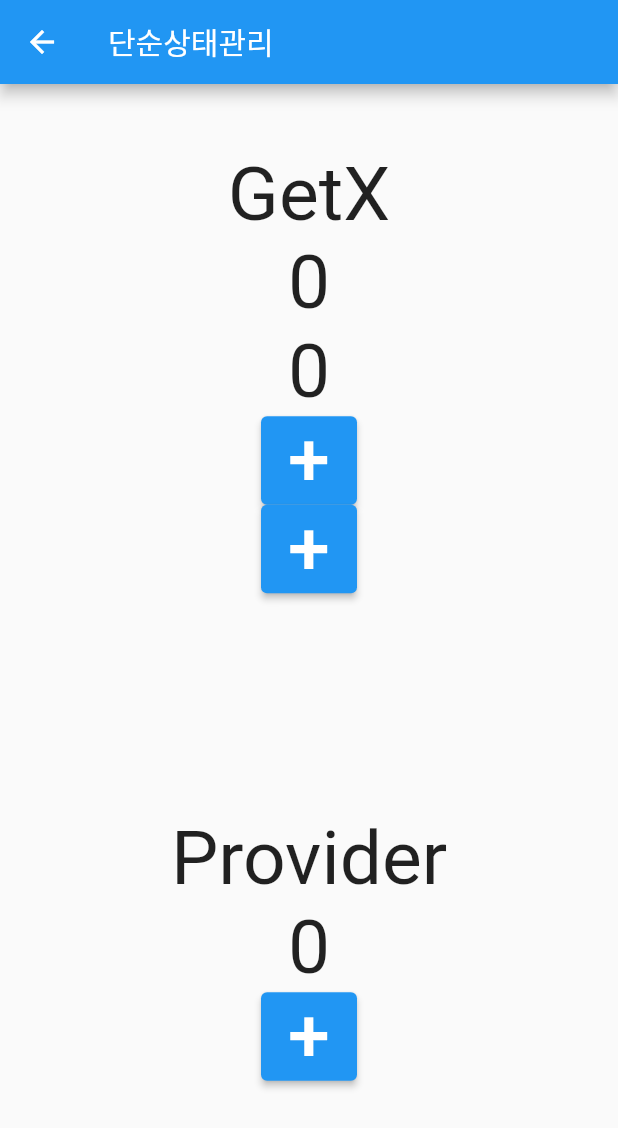
After one commit to Heungjun/flutter_get_x, a Flutter app: the screen it shows after launch, after a tap on "단순상태관리", on a phone screen of 412 x 824 dp. The commit adds this screen. Shown: the top 1128 px of the screen. Run offline on Flutter 3.47's test engine with Material 2 defaults, Android fonts, the phone set to English and light mode, and no system bars; our stand-ins replace get.

Commit message:
단순 상태관리

```diff
--- /dev/null
+++ b/lib/src/controller/count_controller_with_get_x.dart
@@ -0,0 +1,9 @@
+import 'package:get/get.dart';
+
+class CountControllerWithGetX extends GetxController {
+  int count = 0;
+  void inCrease(String id) {
+    count++;
+    update([id]);
+  }
+}
--- /dev/null
+++ b/lib/src/controller/count_controller_with_provider.dart
@@ -0,0 +1,9 @@
+import 'package:flutter/material.dart';
+
+class CountControllerWithProvider extends ChangeNotifier {
+  int count = 0;
+  void inCrease() {
+    count++;
+    notifyListeners();
+  }
+}
--- a/lib/src/home.dart
+++ b/lib/src/home.dart
@@ -1,6 +1,7 @@
 import 'package:flutter/material.dart';
 import 'package:get/get.dart';
 import 'package:get_x/src/pages/normal/first.dart';
+import 'package:get_x/src/pages/simple_state_manage/simple_state_manage_page.dart';
 
 class Home extends StatelessWidget {
   const Home({Key? key}) : super(key: key);
@@ -49,6 +50,12 @@ class Home extends StatelessWidget {
                   Get.toNamed('/user/09753?name=YHJ&age=30');
                 },
                 child: Text('동적 url')),
+            SizedBox(height: 10),
+            ElevatedButton(
+                onPressed: () {
+                  Get.to(SimpleStateManagePage());
+                },
+                child: Text('단순상태관리')),
           ],
         ),
       ),
--- /dev/null
+++ b/lib/src/pages/simple_state_manage/simple_state_manage_page.dart
@@ -0,0 +1,35 @@
+import 'package:flutter/material.dart';
+import 'package:get/get.dart';
+import 'package:get_x/src/controller/count_controller_with_get_x.dart';
+import 'package:get_x/src/controller/count_controller_with_provider.dart';
+import 'package:get_x/src/pages/simple_state_manage/with_get_x.dart';
+import 'package:get_x/src/pages/simple_state_manage/with_provider.dart';
+import 'package:provider/provider.dart';
+
+class SimpleStateManagePage extends StatelessWidget {
+  const SimpleStateManagePage({Key? key}) : super(key: key);
+
+  @override
+  Widget build(BuildContext context) {
+    Get.put(CountControllerWithGetX());
+    return Scaffold(
+      appBar: AppBar(
+        title: Text('단순상태관리'),
+      ),
+      body: Center(
+        child: Column(
+          mainAxisAlignment: MainAxisAlignment.center,
+          children: [
+            Expanded(child: WithGetX()),
+            Expanded(
+                child: ChangeNotifierProvider<CountControllerWithProvider>(
+                    create: (context) => CountControllerWithProvider(),
+                    child: WithProvider())),
+            // Text('+', style: TextStyle(fontSize: 30)),
+            // ElevatedButton(onPressed: () {}, child: Text('다음페이지 이동')),
+          ],
+        ),
+      ),
+    );
+  }
+}
--- /dev/null
+++ b/lib/src/pages/simple_state_manage/with_get_x.dart
@@ -0,0 +1,35 @@
+import 'package:flutter/material.dart';
+import 'package:get/get.dart';
+import 'package:get_x/src/controller/count_controller_with_get_x.dart';
+
+class WithGetX extends StatelessWidget {
+  const WithGetX({Key? key}) : super(key: key);
+
+  Widget _button(String id) {
+    return ElevatedButton(
+        onPressed: () => Get.find<CountControllerWithGetX>().inCrease(id),
+        child: Text('+', style: TextStyle(fontSize: 50)));
+  }
+
+  @override
+  Widget build(BuildContext context) {
+    return Center(
+      child: Column(
+        mainAxisAlignment: MainAxisAlignment.center,
+        children: [
+          Text('GetX', style: TextStyle(fontSize: 50)),
+          GetBuilder<CountControllerWithGetX>(
+              id: 'first',
+              builder: (controller) =>
+                  Text('${controller.count}', style: TextStyle(fontSize: 50))),
+          GetBuilder<CountControllerWithGetX>(
+              id: 'second',
+              builder: (controller) =>
+                  Text('${controller.count}', style: TextStyle(fontSize: 50))),
+          _button('first'),
+          _button('second'),
+        ],
+      ),
+    );
+  }
+}
--- /dev/null
+++ b/lib/src/pages/simple_state_manage/with_provider.dart
@@ -0,0 +1,28 @@
+import 'package:flutter/material.dart';
+import 'package:get_x/src/controller/count_controller_with_provider.dart';
+import 'package:provider/provider.dart';
+
+class WithProvider extends StatelessWidget {
+  const WithProvider({Key? key}) : super(key: key);
+
+  @override
+  Widget build(BuildContext context) {
+    return Center(
+      child: Column(
+        mainAxisAlignment: MainAxisAlignment.center,
+        children: [
+          Text('Provider', style: TextStyle(fontSize: 50)),
+          Consumer<CountControllerWithProvider>(
+              builder: (context, value, child) =>
+                  Text('${value.count}', style: TextStyle(fontSize: 50))),
+          ElevatedButton(
+              onPressed: () {
+                Provider.of<CountControllerWithProvider>(context, listen: false)
+                    .inCrease();
+              },
+              child: Text('+', style: TextStyle(fontSize: 50))),
+        ],
+      ),
+    );
+  }
+}
--- a/pubspec.yaml
+++ b/pubspec.yaml
@@ -29,6 +29,7 @@ dependencies:
   # Use with the CupertinoIcons class for iOS style icons.
   cupertino_icons: ^1.0.2
   get: ^4.1.4
+  provider: ^5.0.0
 
 dev_dependencies:
   flutter_test:
```
Also changed, not shown: pubspec.lock.
